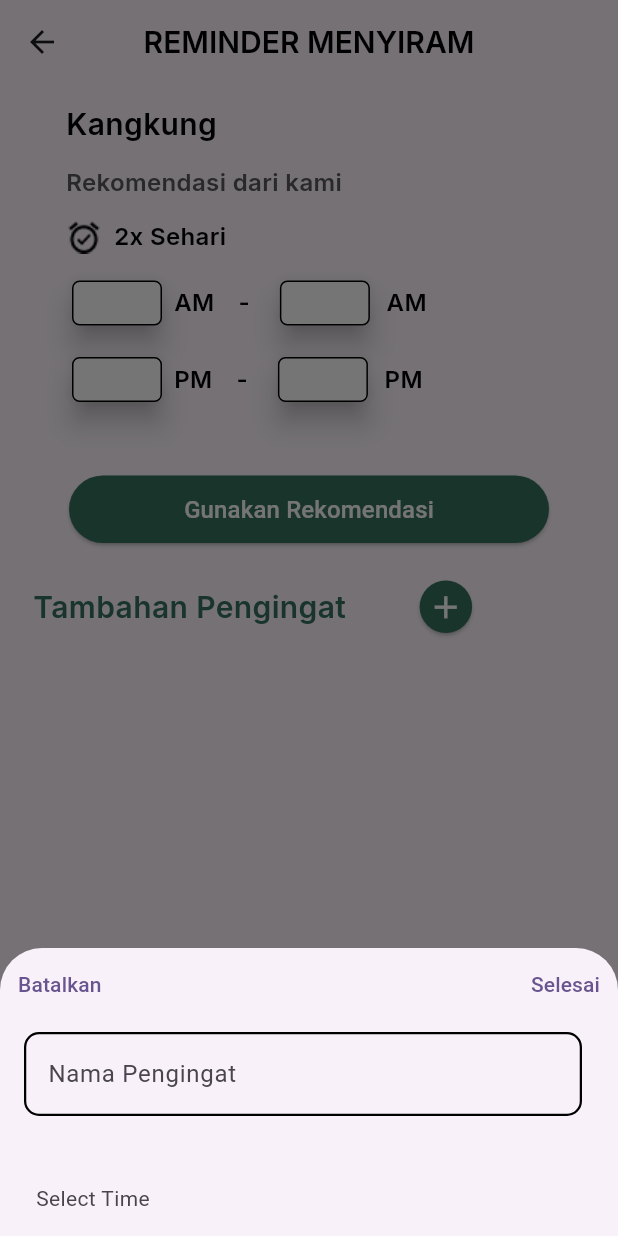
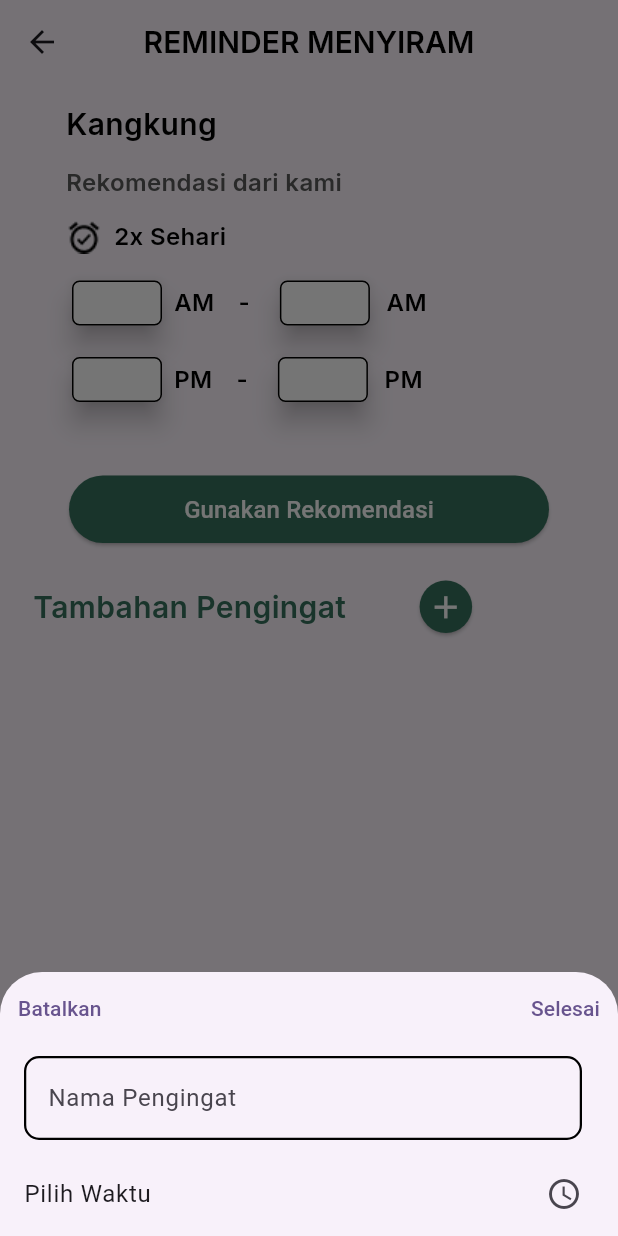
Before and after one commit to Agriculture-Capstone-Alterra/Flutter-Agriplant-Capstone-Alterra, a Flutter app: the TimeMenyiram screen opened directly, after a tap on the "add" icon, on a phone screen of 412 x 824 dp. Run offline on Flutter 3.47's test engine with Material 2 defaults, Android fonts, the phone set to English and light mode, and no system bars; our stand-ins replace dio, glassmorphism, google_fonts, numberpicker.

Commit message:
Update Bottom Sheet Pengingat Merawat Tanaman

```diff
--- a/lib/widgets/pengingat_merawat_tanaman/button/menyiram/button_add_reminder_menyiram_widget.dart
+++ b/lib/widgets/pengingat_merawat_tanaman/button/menyiram/button_add_reminder_menyiram_widget.dart
@@ -1,6 +1,6 @@
+import 'package:flutter/material.dart';
 import 'package:capstone_project/data/theme_color.dart';
 import 'package:capstone_project/widgets/pengingat_merawat_tanaman/text_field/text_field_reminder_widget.dart';
-import 'package:flutter/material.dart';
 
 class ButtonAddReminderMenyiram extends StatelessWidget {
   final Function()? onPressed;
@@ -34,64 +34,121 @@ class ButtonAddReminderMenyiram extends StatelessWidget {
     );
   }
 
-  void _showAddReminderMenyiram(BuildContext context) {
-    showModalBottomSheet(
+  void _showAddReminderMenyiram(BuildContext context) async {
+  TimeOfDay selectedTime = TimeOfDay.now();
+
+  await showModalBottomSheet(
     context: context,
-      builder: (BuildContext context) {
-        return Column(
+    isScrollControlled: true,
+    builder: (context) => Padding(
+      padding: EdgeInsets.only(bottom: MediaQuery.of(context).viewInsets.bottom),
+      child: Column(
+        crossAxisAlignment: CrossAxisAlignment.start,
         mainAxisSize: MainAxisSize.min,
         children: <Widget>[
           Row(
             mainAxisAlignment: MainAxisAlignment.spaceBetween,
-              children: [
+            children: <Widget>[
               TextButton(
                 onPressed: () {
-                    Navigator.of(context).pop();
+                  Navigator.pop(context);
                 },
-                  child: const Text('Batalkan'),
+                child: const Text("Batalkan"),
               ),
-                // const SizedBox(width: 80.0),
               TextButton(
                 onPressed: () {
-                    Navigator.of(context).pop();
                 },
-                child: const Text('Selesai'),
+                child: const Text("Selesai"),
               ),
             ],
           ),
-
           const ListTile(
             title: TextFieldReminderWidget(),
           ),
           ListTile(
-              subtitle: InkWell(
-                onTap: () {
-                  _selectTime(context);
+            title: const Text("Pilih Waktu"),
+            trailing: const Icon(Icons.access_time),
+            onTap: () async {
+              TimeOfDay? pickedTime = await showTimePicker(
+                context: context,
+                initialTime: selectedTime,
+              );
+
+              if (pickedTime != null && pickedTime != selectedTime) {
+                selectedTime = pickedTime;
+              }
             },
-                child: const Row(
-                  children: <Widget>[
-                    SizedBox(width: 8.0),
-                    Text('Select Time'),
+          ),
         ],
       ),
     ),
-            ),
-            // Add more options as needed
-          ],
-        );
-      },
   );
 }
+}
 
-  Future<void> _selectTime(BuildContext context) async {
-    TimeOfDay? pickedTime = await showTimePicker(
-      context: context,
-      initialTime: TimeOfDay.now(),
-    );
 
-    if (pickedTime != null) {
-      // Do something with the picked time
-      print('Selected Time: ${pickedTime.format(context)}');
-    }
-  }
-}
+//   void _showAddReminderMenyiram(BuildContext context) {
+//     showModalBottomSheet(
+//       context: context,
+//       builder: (BuildContext context) {
+//         return Column(
+//           mainAxisSize: MainAxisSize.min,
+//            children: <Widget>[
+//             Row(
+//             mainAxisAlignment: MainAxisAlignment.spaceBetween,
+//               children: [
+//                 TextButton(
+//                   onPressed: () {
+//                     Navigator.of(context).pop();
+//                   },
+//                   child: const Text('Batalkan'),
+//                 ),
+//                 // const SizedBox(width: 80.0),
+//                 TextButton(
+//                   onPressed: () {
+//                     Navigator.of(context).pop();
+//                   },
+//                 child: const Text('Selesai'),
+//                 ),
+//               ],
+//             ),
+
+//           const ListTile(
+//             title: TextFieldReminderWidget(),
+//           ),
+//           // const ListTile(
+//           //   title: NumberPage(),
+//           // ),
+//             ListTile(
+//               subtitle: InkWell(
+//                 onTap: () {
+//                   _selectTime(context);
+//                 },
+//                 child: const Row(
+//                   children: <Widget>[
+//                     SizedBox(width: 8.0),
+//                     Text('Select Time'),
+//                   ],
+//                 ),
+//               ),
+//             ),
+//             //Add more options as needed
+//           ],
+//         );
+//       },
+//     );
+//   }
+
+
+//   Future<void> _selectTime(BuildContext context) async {
+//     TimeOfDay? pickedTime = await showTimePicker(
+//       context: context,
+//       initialTime: TimeOfDay.now(),
+//     );
+
+//     if (pickedTime != null) {
+//       // Do something with the picked time
+//       print('Selected Time: ${pickedTime.format(context)}');
+//     }
+//   }
+// }
--- a/pubspec.yaml
+++ b/pubspec.yaml
@@ -41,6 +41,7 @@ dependencies:
   provider: ^6.1.1
   firebase_core: ^2.23.0
   dio: ^5.3.4
+  numberpicker: ^2.1.2
   # pin_code_fields: ^8.0.1
   # pinput: ^3.0.1
 
```
Also changed, not shown: lib/widgets/pengingat_merawat_tanaman/time_picker_widget.dart (added, +153 -0 lines), pubspec.lock. Lines whose indentation alone changed are shown as unchanged.
